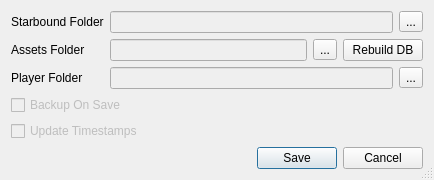
The window that starcheat/templates/Options.ui (wizzomafizzo/starcheat) describes before a commit, drawn with Qt 5.
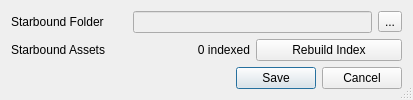
The same window after the commit.

Commit message: More error handling for setup/options, update options UI

Patch:
```diff
--- a/starcheat/templates/Options.ui
+++ b/starcheat/templates/Options.ui
@@ -6,8 +6,8 @@
    <rect>
     <x>0</x>
     <y>0</y>
-    <width>434</width>
-    <height>178</height>
+    <width>413</width>
+    <height>96</height>
    </rect>
   </property>
   <property name="windowTitle">
@@ -16,8 +16,6 @@
   <property name="sizeGripEnabled">
    <bool>true</bool>
   </property>
-  <layout class="QGridLayout" name="gridLayout_2">
-   <item row="0" column="0">
     <layout class="QGridLayout" name="gridLayout">
      <item row="0" column="0">
       <widget class="QLabel" name="starbound_folder_label">
@@ -26,14 +24,14 @@
        </property>
       </widget>
      </item>
-     <item row="0" column="1" colspan="3">
+   <item row="0" column="1" colspan="2">
       <widget class="QLineEdit" name="starbound_folder">
        <property name="enabled">
         <bool>false</bool>
        </property>
       </widget>
      </item>
-     <item row="0" column="4">
+   <item row="0" column="3">
       <widget class="QToolButton" name="starbound_folder_button">
        <property name="text">
         <string>...</string>
@@ -43,73 +41,28 @@
      <item row="1" column="0">
       <widget class="QLabel" name="assets_folder_label">
        <property name="text">
-        <string>Assets Folder</string>
+      <string>Starbound Assets</string>
        </property>
       </widget>
      </item>
      <item row="1" column="1">
-      <widget class="QLineEdit" name="assets_folder">
-       <property name="enabled">
-        <bool>false</bool>
-       </property>
-      </widget>
-     </item>
-     <item row="1" column="2">
-      <widget class="QToolButton" name="assets_folder_button">
+    <widget class="QLabel" name="total_indexed">
        <property name="text">
-        <string>...</string>
+      <string>0 indexed</string>
+     </property>
+     <property name="alignment">
+      <set>Qt::AlignRight|Qt::AlignTrailing|Qt::AlignVCenter</set>
        </property>
       </widget>
      </item>
-     <item row="1" column="3" colspan="2">
+   <item row="1" column="2" colspan="2">
       <widget class="QPushButton" name="rebuild_button">
        <property name="text">
-        <string>Rebuild DB</string>
+      <string>Rebuild Index</string>
        </property>
       </widget>
      </item>
-     <item row="2" column="0">
-      <widget class="QLabel" name="player_folder_label">
-       <property name="text">
-        <string>Player Folder</string>
-       </property>
-      </widget>
-     </item>
-     <item row="2" column="1" colspan="3">
-      <widget class="QLineEdit" name="player_folder">
-       <property name="enabled">
-        <bool>false</bool>
-       </property>
-      </widget>
-     </item>
-     <item row="2" column="4">
-      <widget class="QToolButton" name="player_folder_button">
-       <property name="text">
-        <string>...</string>
-       </property>
-      </widget>
-     </item>
-     <item row="3" column="0" colspan="2">
-      <widget class="QCheckBox" name="backup_checkbox">
-       <property name="enabled">
-        <bool>false</bool>
-       </property>
-       <property name="text">
-        <string>Backup On Save</string>
-       </property>
-      </widget>
-     </item>
-     <item row="4" column="0" colspan="2">
-      <widget class="QCheckBox" name="timestamp_checkbox">
-       <property name="enabled">
-        <bool>false</bool>
-       </property>
-       <property name="text">
-        <string>Update Timestamps</string>
-       </property>
-      </widget>
-     </item>
-     <item row="5" column="0" colspan="5">
+   <item row="2" column="0" colspan="4">
       <widget class="QDialogButtonBox" name="buttonBox">
        <property name="enabled">
         <bool>true</bool>
@@ -121,8 +74,6 @@
         <set>QDialogButtonBox::Cancel|QDialogButtonBox::Save</set>
        </property>
       </widget>
-     </item>
-    </layout>
    </item>
   </layout>
  </widget>
```
Left out of the diff: 2 changed lines with no effect on the pictures. Lines whose indentation alone changed are shown as unchanged. The commit also changes 6 other files.
